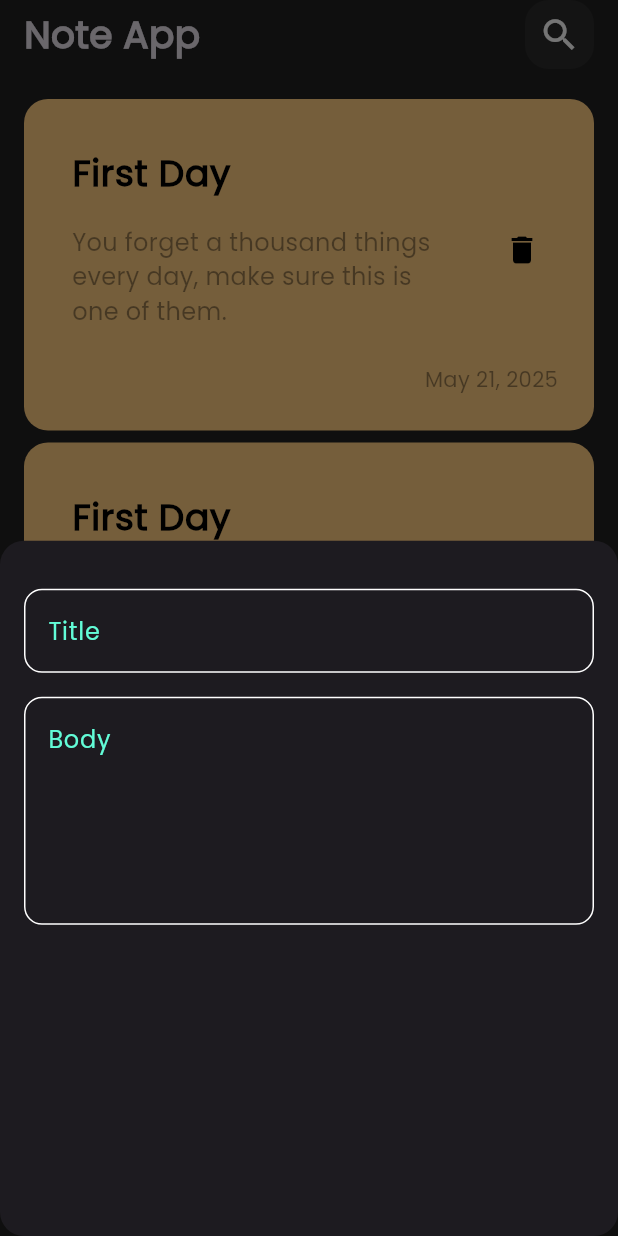
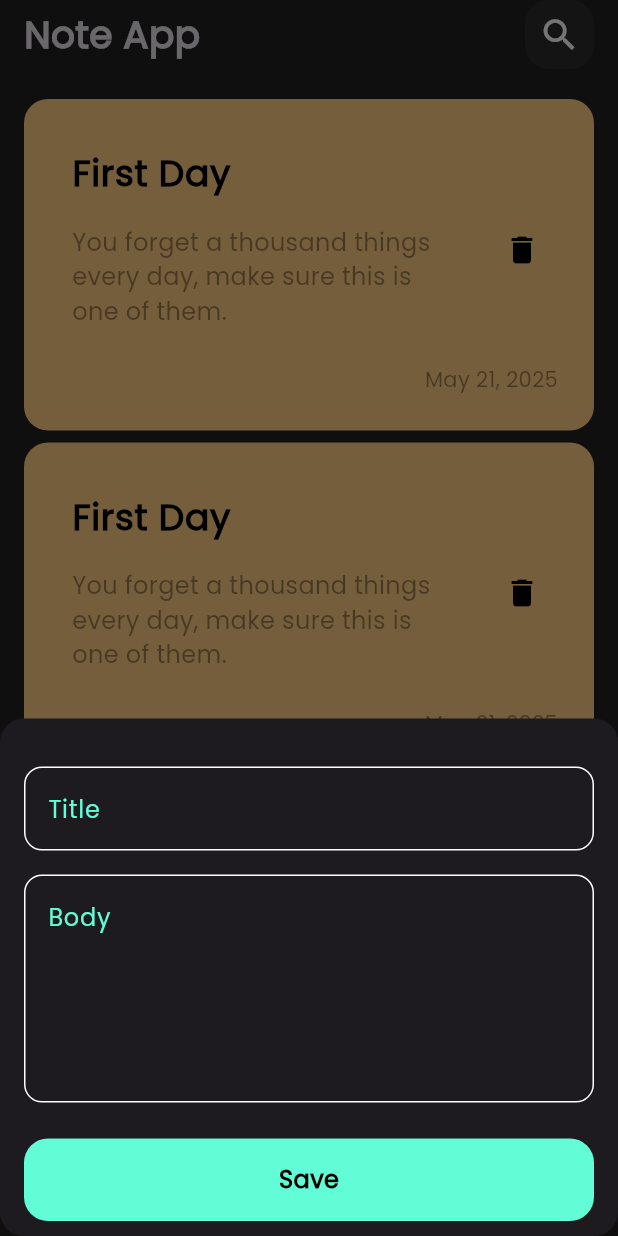
Before and after one commit to IMarooz/note_app, a Flutter app: the screen it shows after launch, after a tap on the "add" icon, on a phone screen of 412 x 824 dp. Run offline on Flutter 3.47's test engine with Material 3 defaults, Android fonts, the phone set to English and light mode, and no system bars.

Commit message:
Finish Notes Bottom Sheet

```diff
--- a/lib/views/widgets/add_note_bottom_sheet.dart
+++ b/lib/views/widgets/add_note_bottom_sheet.dart
@@ -1,4 +1,6 @@
 import 'package:flutter/material.dart';
+import 'package:note_app_tharwat/constants.dart';
+import 'package:note_app_tharwat/views/widgets/custom_button.dart';
 import 'package:note_app_tharwat/views/widgets/custom_text_field.dart';
 
 class AddNoteBottomSheet extends StatelessWidget {
@@ -8,13 +10,18 @@ class AddNoteBottomSheet extends StatelessWidget {
   Widget build(BuildContext context) {
     return Padding(
       padding: const EdgeInsets.symmetric(horizontal: 16.0),
+      child: SingleChildScrollView(
         child: Column(
           children: [
             SizedBox(height: 32),
             CustomTextField(hint: "Title"),
             SizedBox(height: 16),
             CustomTextField(hint: "Body", maxLines: 5),
+            SizedBox(height: 24),
+            CustomButton(),
+            SizedBox(height: 10),
           ],
+        ),
       ),
     );
   }
--- /dev/null
+++ b/lib/views/widgets/custom_button.dart
@@ -0,0 +1,28 @@
+import 'package:flutter/material.dart';
+import 'package:note_app_tharwat/constants.dart';
+
+class CustomButton extends StatelessWidget {
+  const CustomButton({super.key});
+
+  @override
+  Widget build(BuildContext context) {
+    return Container(
+      width: MediaQuery.of(context).size.width,
+      height: 55,
+      decoration: BoxDecoration(
+        color: kPrimaryColor,
+        borderRadius: BorderRadius.circular(16),
+      ),
+      child: const Center(
+        child: Text(
+          "Save",
+          style: TextStyle(
+            color: Colors.black,
+            fontSize: 16,
+            fontWeight: FontWeight.bold,
+          ),
+        ),
+      ),
+    );
+  }
+}
```
Lines whose indentation alone changed are shown as unchanged.
